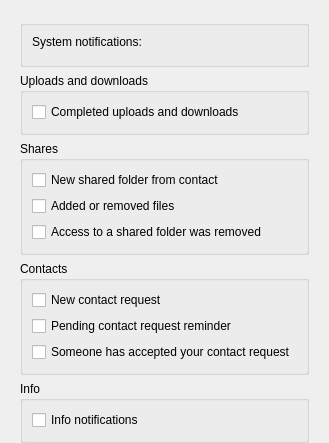
This is src/MEGASync/gui/win/NotificationsSettings.ui in meganz/MEGAsync as Qt 5 draws it before an edit. The edited form follows.
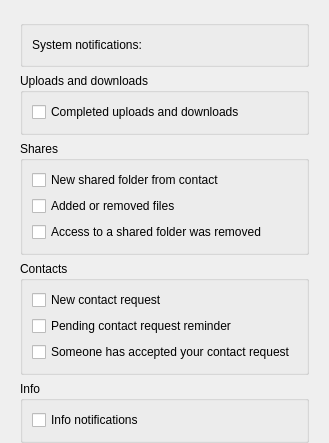
This is the edited form. Custom widgets are drawn as their Qt base class.

Commit message: SNC-4661: settings dialog on windows, fixed layout on notifications & account tabs.

```diff
--- a/src/MEGASync/gui/win/NotificationsSettings.ui
+++ b/src/MEGASync/gui/win/NotificationsSettings.ui
@@ -28,17 +28,13 @@
    </property>
    <item>
     <widget class="QGroupBox" name="GeneralGroupBox">
+     <property name="layoutDirection">
+      <enum>Qt::RightToLeft</enum>
+     </property>
      <property name="title">
       <string/>
      </property>
-     <layout class="QVBoxLayout" name="GeneralSwitchLayout">
-      <item>
-       <widget class="QLabel" name="GeneralSwithState">
-        <property name="text">
-         <string>System notifications:</string>
-        </property>
-       </widget>
-      </item>
+     <layout class="QHBoxLayout" name="horizontalLayout">
       <item>
        <widget class="SwitchButton" name="GeneralSwitch" native="true">
         <property name="NotificationType" stdset="0">
@@ -46,6 +42,26 @@
         </property>
        </widget>
       </item>
+      <item>
+       <spacer name="horizontalSpacer">
+        <property name="orientation">
+         <enum>Qt::Horizontal</enum>
+        </property>
+        <property name="sizeHint" stdset="0">
+         <size>
+          <width>40</width>
+          <height>20</height>
+         </size>
+        </property>
+       </spacer>
+      </item>
+      <item>
+       <widget class="QLabel" name="GeneralSwithState">
+        <property name="text">
+         <string>System notifications:</string>
+        </property>
+       </widget>
+      </item>
      </layout>
     </widget>
    </item>
```
The commit also changes 2 other files.
